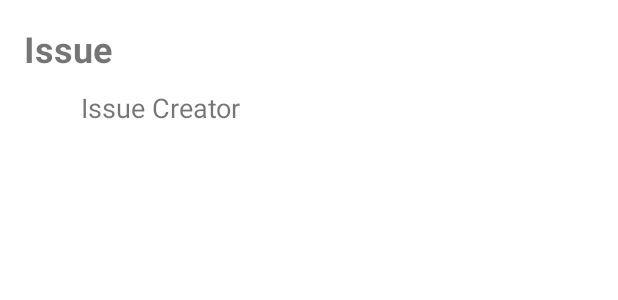
After one commit to Thre4dripper/GithubBrowser-AndroidApp, an Android app: the layout item_issue_card.xml on its own in the app's theme, with its tools: preview values and no code run, on a phone screen of 412 x 824 dp. The commit adds this screen. Shown: the top 300 px of the screen. Run offline under Robolectric (Android 15) with nearby library versions, the phone set to English and light mode, and no system bars.

Commit message:
designed issue list item

```diff
--- a/app/src/main/res/layout/fragment_issues.xml
+++ b/app/src/main/res/layout/fragment_issues.xml
@@ -1,17 +1,21 @@
 <?xml version="1.0" encoding="utf-8"?>
 <layout xmlns:android="http://schemas.android.com/apk/res/android"
-    xmlns:tools="http://schemas.android.com/tools">
+    xmlns:tools="http://schemas.android.com/tools"
+    xmlns:app="http://schemas.android.com/apk/res-auto">
 
-    <FrameLayout
+    <androidx.constraintlayout.widget.ConstraintLayout
         android:layout_width="match_parent"
         android:layout_height="match_parent"
         tools:context=".Fragments.IssuesFragment">
 
-        <!-- TODO: Update blank fragment layout -->
-        <TextView
+        <androidx.recyclerview.widget.RecyclerView
+            android:id="@+id/issue_rv"
             android:layout_width="match_parent"
             android:layout_height="match_parent"
-            android:text="@string/hello_blank_fragment" />
+            app:layout_constraintBottom_toBottomOf="parent"
+            app:layout_constraintEnd_toEndOf="parent"
+            app:layout_constraintStart_toStartOf="parent"
+            app:layout_constraintTop_toTopOf="parent" />
 
-    </FrameLayout>
+    </androidx.constraintlayout.widget.ConstraintLayout>
 </layout>
--- /dev/null
+++ b/app/src/main/res/layout/item_issue_card.xml
@@ -0,0 +1,40 @@
+<?xml version="1.0" encoding="utf-8"?>
+<androidx.constraintlayout.widget.ConstraintLayout xmlns:android="http://schemas.android.com/apk/res/android"
+    xmlns:app="http://schemas.android.com/apk/res-auto"
+    android:layout_width="match_parent"
+    android:layout_height="match_parent">
+
+    <TextView
+        android:id="@+id/issue_title_text_view"
+        android:layout_width="0dp"
+        android:layout_height="wrap_content"
+        android:layout_margin="16dp"
+        android:text="@string/placeholder_issue"
+        android:textSize="24sp"
+        android:textStyle="bold"
+        app:layout_constraintEnd_toEndOf="parent"
+        app:layout_constraintStart_toStartOf="parent"
+        app:layout_constraintTop_toTopOf="parent" />
+
+    <ImageView
+        android:id="@+id/issue_creator_avatar"
+        android:layout_width="30dp"
+        android:layout_height="30dp"
+        android:layout_marginStart="16dp"
+        android:layout_marginTop="8dp"
+        android:contentDescription="@string/desc_issue_creator_avatar"
+        app:layout_constraintStart_toStartOf="parent"
+        app:layout_constraintTop_toBottomOf="@+id/issue_title_text_view" />
+
+    <TextView
+        android:layout_width="0dp"
+        android:layout_height="wrap_content"
+        android:layout_marginStart="8dp"
+        android:layout_marginEnd="16dp"
+        android:text="@string/text_issue_creator"
+        android:textSize="18sp"
+        app:layout_constraintBottom_toBottomOf="@+id/issue_creator_avatar"
+        app:layout_constraintEnd_toEndOf="parent"
+        app:layout_constraintStart_toEndOf="@+id/issue_creator_avatar"
+        app:layout_constraintTop_toTopOf="@+id/issue_creator_avatar" />
+</androidx.constraintlayout.widget.ConstraintLayout>
--- a/app/src/main/res/values/strings.xml
+++ b/app/src/main/res/values/strings.xml
@@ -31,6 +31,9 @@
 
     //branch fragment
     <string name="placeholder_branch_name">Branch Name</string>
-    <!-- TODO: Remove or change this placeholder text -->
-    <string name="hello_blank_fragment">Hello blank fragment</string>
+
+    //issue fragment
+    <string name="text_issue_creator">Issue Creator</string>
+    <string name="placeholder_issue">Issue</string>
+    <string name="desc_issue_creator_avatar">Issue Creator Avatar</string>
 </resources>
```
